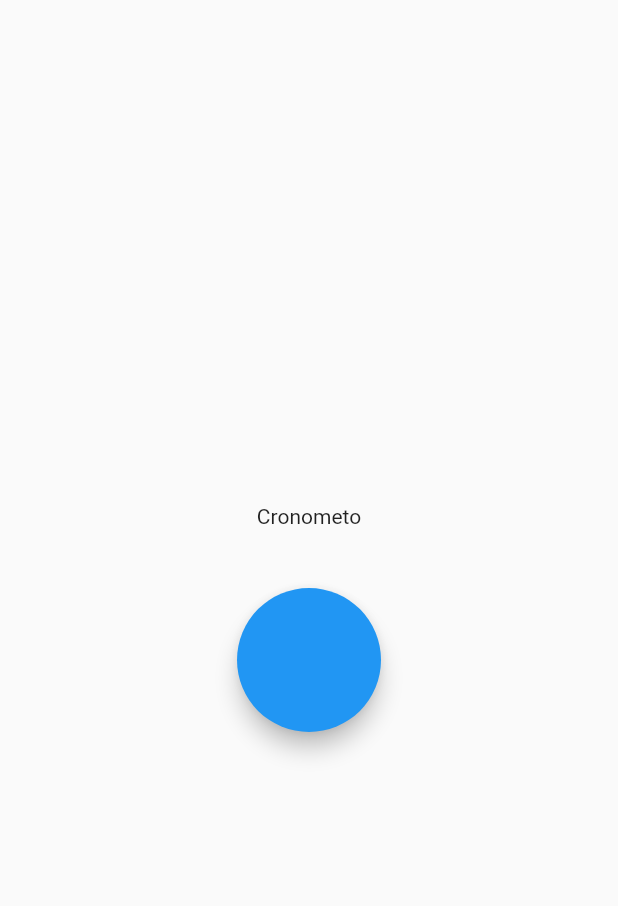
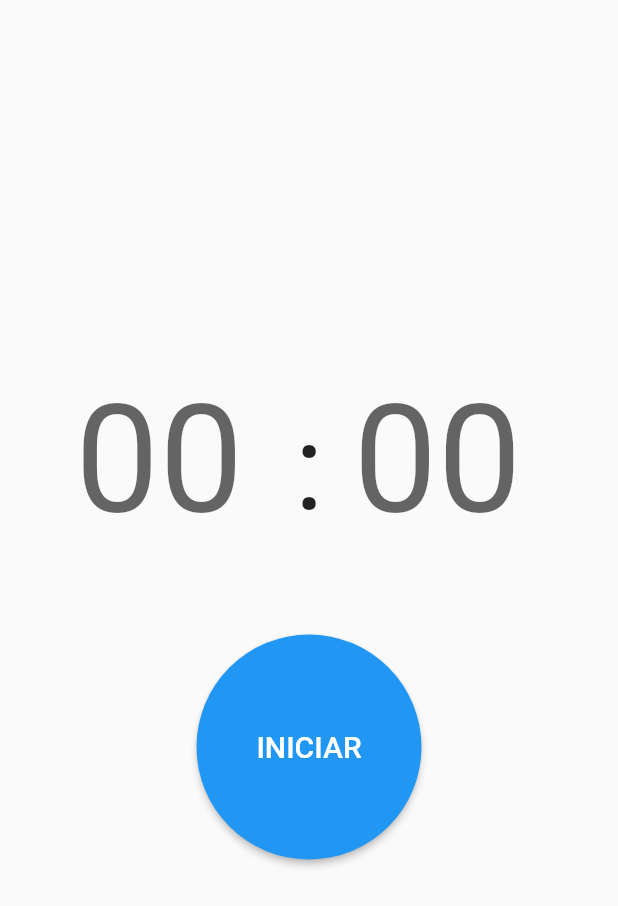
Before and after one commit to SantiagusOK/TemporizadorApp, a Flutter app: the screen it shows after launch, on a phone screen of 412 x 824 dp. Shown: the top 906 px of the screen. Run offline on Flutter 3.47's test engine with Material 2 defaults, Android fonts, the phone set to English and light mode, and no system bars.

Commit message:
primer commit

```diff
--- a/lib/main.dart
+++ b/lib/main.dart
@@ -1,17 +1,71 @@
-import 'package:contador/rutas.dart';
 import 'package:flutter/material.dart';
 
 void main() {
-  runApp(MyApp());
+  runApp(const MyApp());
 }
 
 class MyApp extends StatelessWidget {
   const MyApp({super.key});
+
   @override
   Widget build(BuildContext context) {
-    return MaterialApp.router(
-      title: 'Ejemplos 2do TSDdS IES 9-010',
-      routerConfig: rutasPaginas,
+    return const MaterialApp(
+      title: 'Flutter Demo',
+      home: MyHomePage(),
     );
   }
 }
+
+class MyHomePage extends StatefulWidget {
+  const MyHomePage({super.key});
+
+  @override
+  State<MyHomePage> createState() => _MyHomePageState();
+}
+
+class _MyHomePageState extends State<MyHomePage> {
+  @override
+  Widget build(BuildContext context) {
+    return Scaffold(
+      body: Container(
+        padding: const EdgeInsets.all(50),
+        child: Center(
+          child: Column(
+            mainAxisAlignment: MainAxisAlignment.center,
+            children: [
+              const Row(
+                children: [
+                  Expanded(
+                      child: TextField(
+                          decoration: InputDecoration(
+                              border: InputBorder.none,
+                              labelText: '00',
+                              labelStyle: TextStyle(fontSize: 100)))),
+                  Text(' : ', style: TextStyle(fontSize: 80)),
+                  Expanded(
+                      child: TextField(
+                          decoration: InputDecoration(
+                              border: InputBorder.none,
+                              labelText: '00',
+                              labelStyle: TextStyle(fontSize: 100)))),
+                ],
+              ),
+              const SizedBox(height: 50),
+              ElevatedButton(
+                onPressed: () {},
+                style: ElevatedButton.styleFrom(
+                    fixedSize: const Size(150, 150),
+                    shape: RoundedRectangleBorder(
+                        borderRadius: BorderRadius.circular(100))),
+                child: const Text(
+                  'INICIAR',
+                  style: TextStyle(fontSize: 20),
+                ),
+              )
+            ],
+          ),
+        ),
+      ),
+    );
+  }
+}
--- a/lib/page1.dart
+++ /dev/null
@@ -1,26 +0,0 @@
-import 'package:contador/rutas.dart';
-import 'package:flutter/material.dart';
-
-class PageOne extends StatelessWidget {
-  const PageOne({super.key});
-
-  @override
-  Widget build(BuildContext context) {
-    return Scaffold(
-      body: Center(
-        child: Column(
-          mainAxisAlignment: MainAxisAlignment.center,
-          children: [
-            const Text('Cronometo'),
-            const SizedBox(height: 40),
-            FloatingActionButton.large(
-              onPressed: () {
-                rutasPaginas.goNamed(Pages.page2.name);
-              },
-            ),
-          ],
-        ),
-      ),
-    );
-  }
-}
--- a/lib/rutas.dart
+++ /dev/null
@@ -1,32 +0,0 @@
-import 'package:contador/page1.dart';
-import 'package:contador/page2.dart';
-import 'package:contador/page3.dart';
-import 'package:go_router/go_router.dart';
-
-enum Pages { page1, page2, page3 }
-
-GoRouter rutasPaginas =
-    GoRouter(debugLogDiagnostics: true, initialLocation: '/', routes: [
-  GoRoute(
-      name: Pages.page1.name,
-      path: '/',
-      builder: (context, state) {
-        return const PageOne();
-      },
-      routes: [
-        GoRoute(
-          name: Pages.page2.name,
-          path: 'pagina2',
-          builder: (context, state) {
-            return const PageTwo();
-          },
-        ),
-        GoRoute(
-          name: Pages.page3.name,
-          path: 'pagina3',
-          builder: (context, state) {
-            return const PageTri();
-          },
-        ),
-      ])
-]);
--- a/pubspec.yaml
+++ b/pubspec.yaml
@@ -1,4 +1,4 @@
-name: contador
+name: flutter_application_1
 description: A new Flutter project.
 # The following line prevents the package from being accidentally published to
 # pub.dev using `flutter pub publish`. This is preferred for private packages.
@@ -35,7 +35,6 @@ dependencies:
   # The following adds the Cupertino Icons font to your application.
   # Use with the CupertinoIcons class for iOS style icons.
   cupertino_icons: ^1.0.2
-  go_router: ^12.1.1
 
 dev_dependencies:
   flutter_test:
```
Also changed, not shown: lib/class_contador.dart (deleted, +0 -29 lines), lib/page2.dart (deleted, +0 -84 lines), lib/page3.dart (deleted, +0 -10 lines), pubspec.lock, 18 other files.
